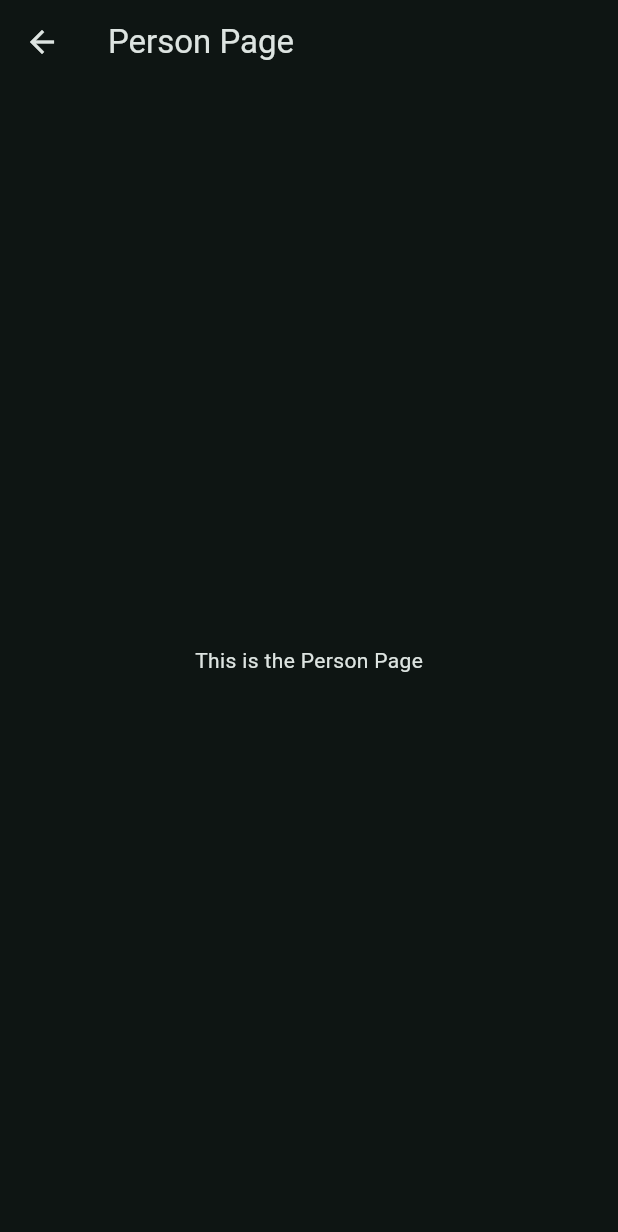
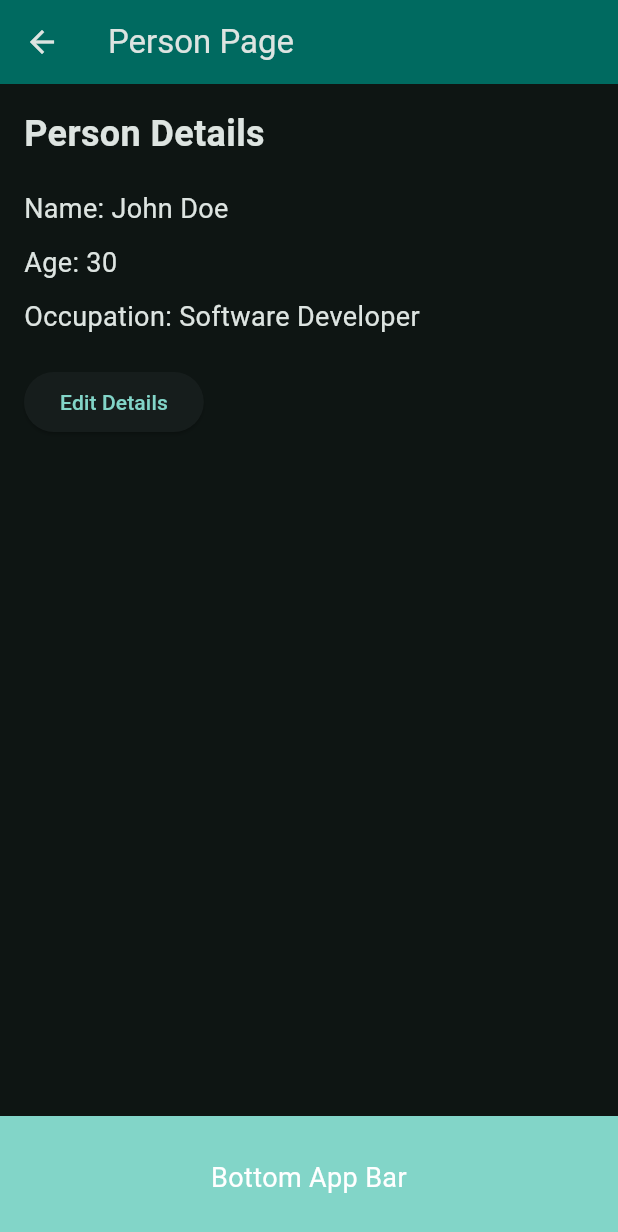
Before and after one commit to lswteen/flutter_application_demo, a Flutter app: the PersonPage screen opened by its route, on a phone screen of 412 x 824 dp. Shown: the top 1232 px of the screen. Run offline on Flutter 3.47's test engine with Material 3 defaults, Android fonts, the phone set to English and light mode, and no system bars.

Commit message:
[main] 공통정의

```diff
--- a/lib/ui/my_home_page.dart
+++ b/lib/ui/my_home_page.dart
@@ -2,6 +2,8 @@ import 'package:flutter/material.dart';
 import 'package:provider/provider.dart';
 import '../models/counter.dart';
 import '../widgets/custom_drawer.dart';
+import '../widgets/custom_app_bar.dart';
+import '../widgets/custom_bottom_app_bar.dart';
 
 class MyHomePage extends StatefulWidget {
   final String title;
@@ -30,10 +32,7 @@ class _MyHomePageState extends State<MyHomePage> with SingleTickerProviderStateM
   @override
   Widget build(BuildContext context) {
     return Scaffold(
-      appBar: AppBar(
-        backgroundColor: Theme.of(context).colorScheme.inversePrimary,
-        title: Text(widget.title),
-      ),
+      appBar: CustomAppBar(title: widget.title),
       drawer: const CustomDrawer(),
       body: Stack(
         children: [
@@ -107,17 +106,7 @@ class _MyHomePageState extends State<MyHomePage> with SingleTickerProviderStateM
           ),
         ],
       ),
-      bottomNavigationBar: BottomAppBar(
-        color: Theme.of(context).colorScheme.primary,
-        child: const Padding(
-          padding: EdgeInsets.all(16.0),
-          child: Text(
-            'Bottom App Bar',
-            style: TextStyle(color: Colors.white, fontSize: 18),
-            textAlign: TextAlign.center,
-          ),
-        ),
-      ),
+    bottomNavigationBar: const CustomBottomAppBar(),
     );
   }
 }
--- a/lib/ui/person_page.dart
+++ b/lib/ui/person_page.dart
@@ -1,4 +1,6 @@
 import 'package:flutter/material.dart';
+import '../widgets/custom_app_bar.dart';
+import '../widgets/custom_bottom_app_bar.dart';
 
 class PersonPage extends StatelessWidget {
   const PersonPage({Key? key}) : super(key: key);
@@ -6,12 +8,51 @@ class PersonPage extends StatelessWidget {
   @override
   Widget build(BuildContext context) {
     return Scaffold(
-      appBar: AppBar(
-        title: const Text('Person Page'),
+      appBar: const CustomAppBar(title: 'Person Page'),
+      body: Padding(
+        padding: const EdgeInsets.all(16.0),
+        child: Column(
+          crossAxisAlignment: CrossAxisAlignment.start,
+          children: <Widget>[
+            const Text(
+              'Person Details',
+              style: TextStyle(
+                fontSize: 24,
+                fontWeight: FontWeight.bold,
+              ),
+            ),
+            const SizedBox(height: 20),
+            const Text(
+              'Name: John Doe',
+              style: TextStyle(
+                fontSize: 18,
+              ),
+            ),
+            const SizedBox(height: 10),
+            const Text(
+              'Age: 30',
+              style: TextStyle(
+                fontSize: 18,
+              ),
+            ),
+            const SizedBox(height: 10),
+            const Text(
+              'Occupation: Software Developer',
+              style: TextStyle(
+                fontSize: 18,
+              ),
+            ),
+            const SizedBox(height: 20),
+            ElevatedButton(
+              onPressed: () {
+                // 버튼 클릭 시의 동작
+              },
+              child: const Text('Edit Details'),
+            ),
+          ],
+        ),
       ),
-      body: const Center(
-        child: Text('This is the Person Page'),
-      ),
+      bottomNavigationBar: const CustomBottomAppBar(),
     );
   }
 }
--- /dev/null
+++ b/lib/widgets/custom_app_bar.dart
@@ -0,0 +1,19 @@
+// lib/widgets/custom_app_bar.dart
+import 'package:flutter/material.dart';
+
+class CustomAppBar extends StatelessWidget implements PreferredSizeWidget {
+  final String title;
+
+  const CustomAppBar({Key? key, required this.title}) : super(key: key);
+
+  @override
+  Widget build(BuildContext context) {
+    return AppBar(
+      backgroundColor: Theme.of(context).colorScheme.inversePrimary,
+      title: Text(title),
+    );
+  }
+
+  @override
+  Size get preferredSize => const Size.fromHeight(kToolbarHeight);
+}
--- /dev/null
+++ b/lib/widgets/custom_bottom_app_bar.dart
@@ -0,0 +1,21 @@
+// lib/widgets/custom_bottom_app_bar.dart
+import 'package:flutter/material.dart';
+
+class CustomBottomAppBar extends StatelessWidget {
+  const CustomBottomAppBar({Key? key}) : super(key: key);
+
+  @override
+  Widget build(BuildContext context) {
+    return BottomAppBar(
+      color: Theme.of(context).colorScheme.primary,
+      child: const Padding(
+        padding: EdgeInsets.all(16.0),
+        child: Text(
+          'Bottom App Bar',
+          style: TextStyle(color: Colors.white, fontSize: 18),
+          textAlign: TextAlign.center,
+        ),
+      ),
+    );
+  }
+}
```
